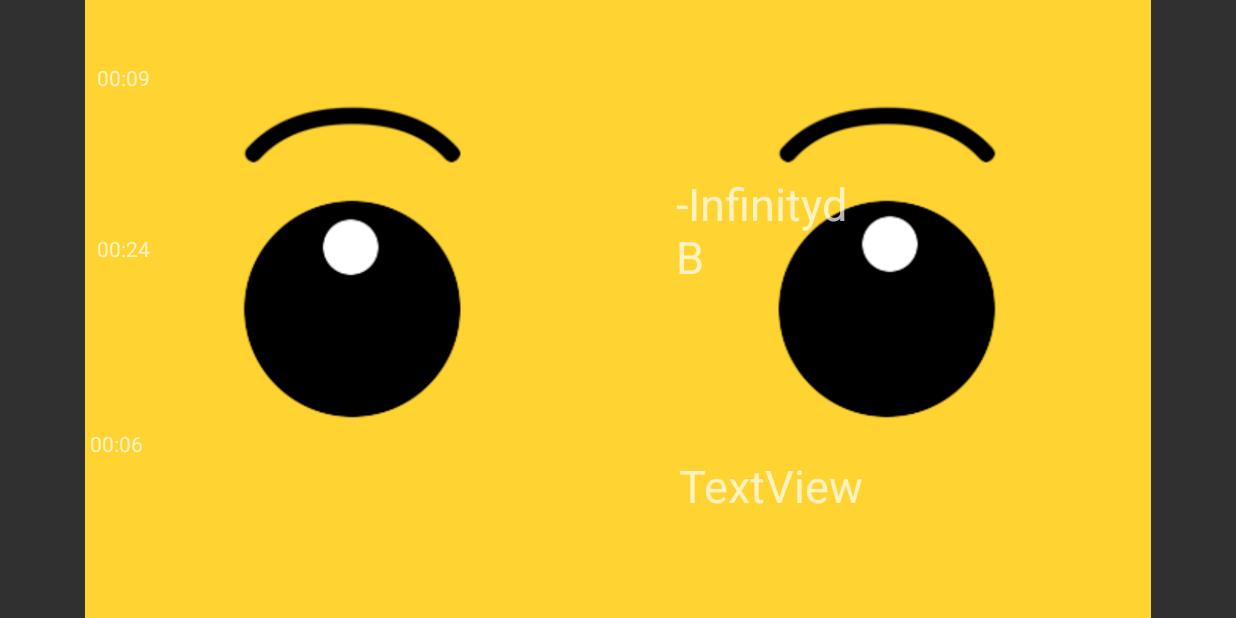
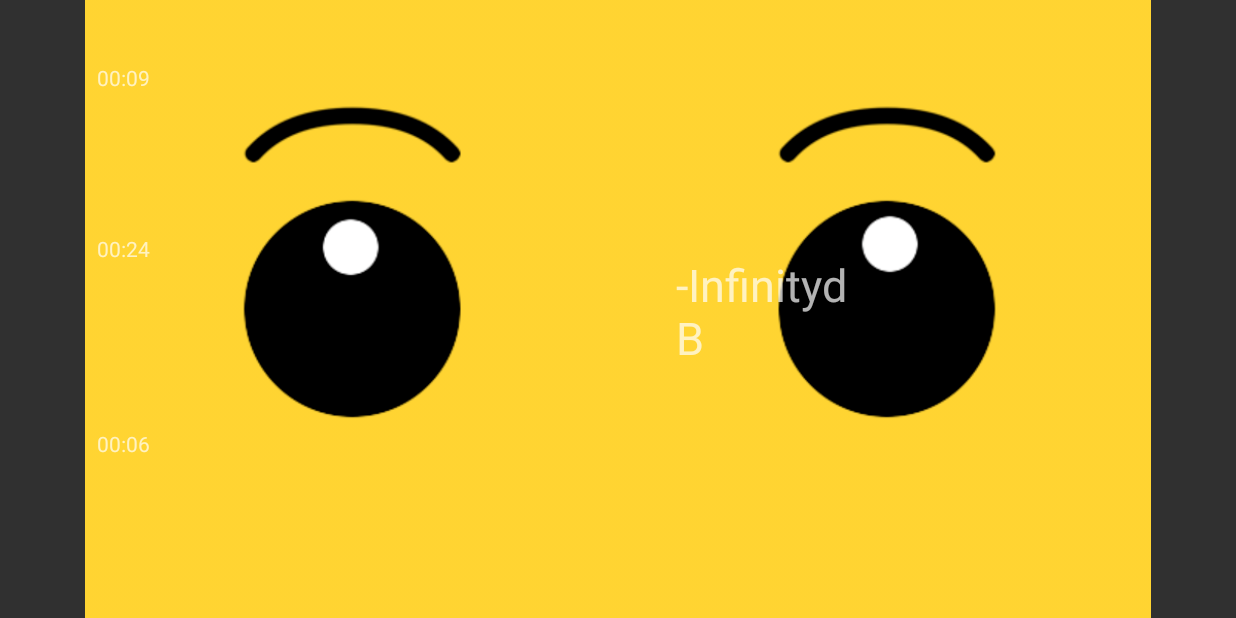
Before and after one commit to MortenLinnet/BennyApp, an Android app: the BennyEyes screen opened directly, with no data from a screen before it, on a phone screen of 824 x 412 dp (held sideways). Run offline under Robolectric (Android 15) with nearby library versions, the phone set to English and light mode, and no system bars.

Commit message:
Rigtige filer?

```diff
--- a/app/build.gradle
+++ b/app/build.gradle
@@ -25,5 +25,4 @@ dependencies {
     testImplementation 'junit:junit:4.12'
     androidTestImplementation 'com.android.support.test:runner:1.0.2'
     androidTestImplementation 'com.android.support.test.espresso:espresso-core:3.0.2'
-    compile group: 'net.sourceforge.jexcelapi', name: 'jxl', version: '2.6' // TEST - Export til Excel
 }
--- a/app/src/main/java/com/example/morte/bennyapp/BennyEyes.java
+++ b/app/src/main/java/com/example/morte/bennyapp/BennyEyes.java
@@ -24,8 +24,9 @@ import java.util.logging.Level;
 
 public class BennyEyes extends AppCompatActivity {
 
-    public boolean ReadyForFeedback;
-
+   public boolean BrickDetected;                             //ARGHGHGHGHGHGGHGHGHGHGH
+   public boolean ReadyForFeedback;
+   public boolean IsMediaPlayerOccupied;
 
     /* constants */
     private static final int POLL_INTERVAL = 300;
@@ -58,7 +59,6 @@ public class BennyEyes extends AppCompatActivity {
 
         public void run() {
             double amp = mSensor.getAmplitude();
-            ampTilTest = amp; //NILAN
             //Log.i("Noise", "runnable mPollTask");
 
             updateDisplay("Listening for bricks....", amp);
@@ -98,7 +98,6 @@ public class BennyEyes extends AppCompatActivity {
     // Super request (Det omkring liggende)
     private static long SuperRequestTid = 10000;
     private TextView SuperRequestTimeTextView;
-    private TextView HighestValue; //NILAN
     private CountDownTimer SuperRequestTidCountdownTimer;
     private boolean SuperRequestTidIsRunning;
     private long TimeLeftInMillisSuperRequestTime = SuperRequestTid;
@@ -135,7 +134,6 @@ RequestNotActiveTextView = findViewById(R.id.RequestNotActiveTView);     //Timer
 FeedbackCDTextView = findViewById(R.id.FeedbackTView);                   //Timer
 DecibelTextView =(TextView)findViewById(R.id.NoiseTextView);             //Lyd
 OjneView = findViewById(R.id.BennyOjne);                                 //OjneView
-HighestValue = (TextView) findViewById(R.id.highestTextView);            //NILAN Test, fjern senere
 
 SuperRequestTimerStart();                                                //Timer
 RequestNotActiveTimerStart();                                            //Timer
@@ -344,7 +342,7 @@ ReadyForFeedback = false;
         int nyrandom = r.nextInt(ArrayLength - 0)+0;    //Der er noget galt her. Den går udover det tilltdte   har slettet et +1 og nogle parenteser
        // Toast.makeText(this, "Nummmeret er " + nyrandom, Toast.LENGTH_SHORT).show();
          String PathToBennyEyes = BennyHappyOjneArray[nyrandom];
-         Uri uriLang = Uri.parse(PathToBennyEyes);
+         Uri uriLang =Uri.parse(PathToBennyEyes);
          OjneView.setVideoURI(uriLang);
          OjneView.start();
 
@@ -408,7 +406,6 @@ ReadyForFeedback = false;
 
         Log.d("SONUND", String.valueOf(signalEMA));
         DecibelTextView.setText(signalEMA+"dB");
-        Highest(); //NILAN
     }
 
     private void callForHelp(double signalEMA) {
@@ -552,12 +549,4 @@ ReadyForFeedback = false;
 
 
    }
-
-   public void Highest () { //NILAN
-       if (ampTilTest > 7 && ampTilTest > PrevAmp) {
-           PrevAmp = ampTilTest;
-           String InString = String.valueOf(PrevAmp);
-           HighestValue.setText(InString);
-       }
-   }
 }
--- a/app/src/main/res/layout/activity_benny_eyes.xml
+++ b/app/src/main/res/layout/activity_benny_eyes.xml
@@ -61,11 +61,13 @@
         android:layout_width="143dp"
         android:layout_height="94dp"
         android:layout_marginBottom="32dp"
-        android:layout_marginLeft="60dp"
-        android:layout_marginStart="60dp"
+        android:layout_marginEnd="8dp"
+        android:layout_marginStart="8dp"
         android:layout_marginTop="8dp"
         android:text="TextView"
         app:layout_constraintBottom_toBottomOf="parent"
+        app:layout_constraintEnd_toEndOf="parent"
+        app:layout_constraintHorizontal_bias="0.085"
         app:layout_constraintStart_toStartOf="parent"
         app:layout_constraintTop_toBottomOf="@+id/RequestNotActiveTView"
         app:layout_constraintVertical_bias="1.0" />
@@ -80,32 +82,9 @@
         android:layout_marginTop="8dp"
         android:text="TextView"
         android:textSize="30sp"
-        app:layout_constraintBottom_toTopOf="@+id/highestTextView"
+        app:layout_constraintBottom_toBottomOf="parent"
         app:layout_constraintEnd_toEndOf="parent"
         app:layout_constraintStart_toEndOf="@+id/RequestNotActiveTView"
         app:layout_constraintTop_toTopOf="parent" />
 
-
-
-
-
-
-
-    <TextView
-        android:id="@+id/highestTextView"
-        android:layout_width="wrap_content"
-        android:layout_height="wrap_content"
-        android:layout_marginBottom="68dp"
-        android:layout_marginEnd="8dp"
-        android:layout_marginLeft="8dp"
-        android:layout_marginRight="8dp"
-        android:layout_marginStart="8dp"
-        android:text="TextView"
-        android:textSize="30sp"
-        app:layout_constraintBottom_toBottomOf="parent"
-        app:layout_constraintEnd_toEndOf="parent"
-        app:layout_constraintHorizontal_bias="0.501"
-        app:layout_constraintStart_toEndOf="@+id/FeedbackTView" />
-
-
 </android.support.constraint.ConstraintLayout>
```
Also changed, not shown: app/src/main/AndroidManifest.xml (+6 -11 lines), app/src/main/java/com/example/morte/bennyapp/BennyMain.java (+23 -24 lines), app/src/main/java/com/example/morte/bennyapp/NilanTestActivity.java (deleted, +0 -79 lines), app/src/main/res/drawable/splash.xml (added, +12 -0 lines), app/src/main/res/layout/activity_nilan_test.xml (deleted, +0 -75 lines), app/src/main/res/values/strings.xml (+6 -6 lines).
